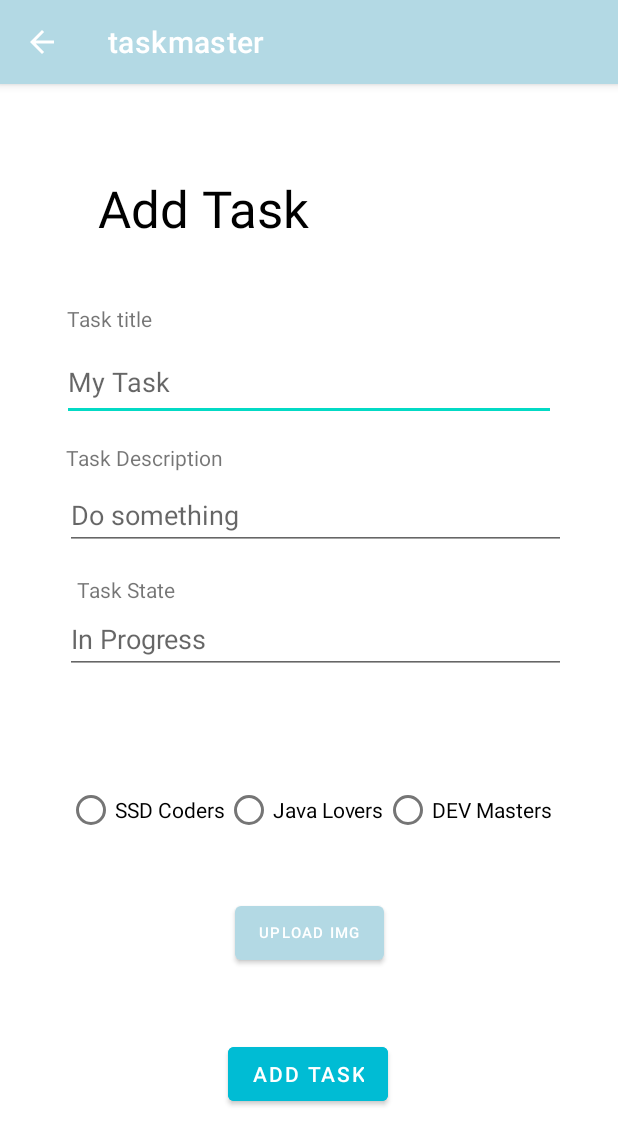
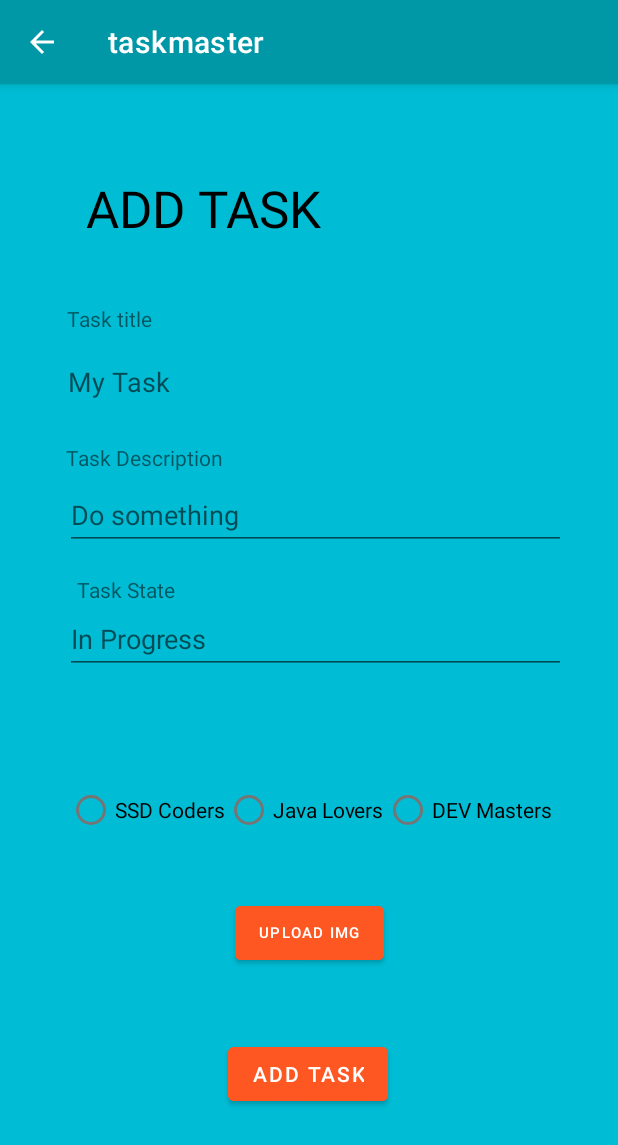
Before and after one commit to abdelqader-alomari/taskmaster, an Android app: the AddTask screen opened directly, with no data from a screen before it, on a phone screen of 412 x 824 dp. Shown: the top 1145 px of the screen. Run offline under Robolectric (Android 15) with nearby library versions, the phone set to English and light mode, and no system bars; libraries missing offline, so code that uses them is left out: com.amplifyframework.analytics, com.amplifyframework.api, com.amplifyframework.core; 3 statements that could not run were skipped.

Commit message:
lab 44 done

```diff
--- a/app/src/main/res/layout/activity_add_task.xml
+++ b/app/src/main/res/layout/activity_add_task.xml
@@ -4,6 +4,7 @@
     xmlns:tools="http://schemas.android.com/tools"
     android:layout_width="match_parent"
     android:layout_height="match_parent"
+    android:background="@color/primary"
     tools:context=".AddTask">
 
     <TextView
@@ -13,7 +14,7 @@
         android:layout_marginStart="65dp"
         android:layout_marginTop="60dp"
         android:layout_marginEnd="206dp"
-        android:text="Add Task"
+        android:text="@string/add_task"
         android:textColor="@color/black"
         android:textSize="34sp"
         app:layout_constraintEnd_toEndOf="parent"
@@ -28,7 +29,7 @@
         android:layout_marginTop="68dp"
         android:layout_marginEnd="40dp"
         android:ems="10"
-        android:hint="My Task"
+        android:hint="@string/my_task"
         android:inputType="textPersonName"
         app:layout_constraintEnd_toEndOf="parent"
         app:layout_constraintStart_toStartOf="parent"
@@ -39,8 +40,8 @@
         android:layout_width="wrap_content"
         android:layout_height="wrap_content"
         android:layout_marginTop="184dp"
-        android:backgroundTint="@color/button1"
-        android:text="ADD TASK"
+        android:backgroundTint="@color/accent"
+        android:text="@string/add_task"
         app:layout_constraintBottom_toBottomOf="parent"
         app:layout_constraintEnd_toEndOf="parent"
         app:layout_constraintHorizontal_bias="0.498"
@@ -55,7 +56,7 @@
         android:layout_marginStart="6dp"
         android:layout_marginTop="16dp"
         android:layout_marginBottom="1dp"
-        android:text="Task Description"
+        android:text="@string/task_description"
         app:layout_constraintBottom_toTopOf="@+id/taskDescriptionInput"
         app:layout_constraintEnd_toEndOf="parent"
         app:layout_constraintHorizontal_bias="0.525"
@@ -70,7 +71,7 @@
         android:layout_marginTop="40dp"
         android:layout_marginEnd="16dp"
         android:ems="10"
-        android:hint="Do something"
+        android:hint="@string/do_something"
         android:inputType="textPersonName"
         app:layout_constraintEnd_toEndOf="parent"
         app:layout_constraintHorizontal_bias="0.6"
@@ -85,7 +86,7 @@
         android:layout_marginTop="112dp"
         android:layout_marginEnd="16dp"
         android:ems="10"
-        android:hint="In Progress"
+        android:hint="@string/in_progress"
         android:inputType="textPersonName"
         app:layout_constraintBottom_toBottomOf="parent"
         app:layout_constraintEnd_toEndOf="parent"
@@ -101,7 +102,7 @@
         android:layout_marginStart="5dp"
         android:layout_marginTop="48dp"
         android:layout_marginBottom="1dp"
-        android:text="Task title"
+        android:text="@string/task_title"
         app:layout_constraintBottom_toTopOf="@+id/taskTitleInput"
         app:layout_constraintEnd_toEndOf="parent"
         app:layout_constraintStart_toStartOf="parent"
@@ -116,7 +117,7 @@
         android:layout_marginTop="24dp"
         android:layout_marginEnd="300dp"
         android:layout_marginBottom="8dp"
-        android:text="Task State"
+        android:text="@string/task_state"
         app:layout_constraintBottom_toTopOf="@+id/taskStateInput"
         app:layout_constraintEnd_toEndOf="parent"
         app:layout_constraintStart_toStartOf="parent"
@@ -137,32 +138,34 @@
             android:id="@+id/radioButton1"
             android:layout_width="match_parent"
             android:layout_height="wrap_content"
-            android:text="SSD Coders" />
+            android:text="@string/ssd_coders" />
 
         <RadioButton
             android:id="@+id/radioButton2"
             android:layout_width="match_parent"
             android:layout_height="wrap_content"
-            android:text="Java Lovers" />
+            android:text="@string/java_lovers" />
 
         <RadioButton
             android:id="@+id/radioButton3"
             android:layout_width="match_parent"
             android:layout_height="wrap_content"
-            android:text="DEV Masters" />
+            android:text="@string/dev_masters" />
     </RadioGroup>
 
     <Button
         android:id="@+id/uploadImg"
         android:layout_width="wrap_content"
         android:layout_height="wrap_content"
-        android:text="upload img"
+        android:text="@string/upload_img"
         android:textSize="10sp"
         app:layout_constraintBottom_toBottomOf="parent"
         app:layout_constraintEnd_toEndOf="parent"
         app:layout_constraintStart_toStartOf="parent"
         app:layout_constraintTop_toBottomOf="@+id/radioGroup2"
-        app:layout_constraintVertical_bias="0.16" />
+        app:layout_constraintVertical_bias="0.16"
+        android:backgroundTint="@color/accent"
+        tools:ignore="SmallSp" />
 
     <ImageView
         android:id="@+id/imageView"
@@ -174,23 +177,4 @@
         app:layout_constraintStart_toStartOf="parent"
         app:layout_constraintTop_toTopOf="parent"
         app:layout_constraintVertical_bias="0.838" />
-
-<!--    <EditText-->
-<!--        android:id="@+id/taskLocation"-->
-<!--        android:layout_width="334dp"-->
-<!--        android:layout_height="46dp"-->
-<!--        android:layout_marginStart="16dp"-->
-<!--        android:layout_marginTop="112dp"-->
-<!--        android:layout_marginEnd="16dp"-->
-<!--        android:ems="10"-->
-<!--        android:hint="taskLocation"-->
-<!--        android:inputType="textPersonName"-->
-<!--        app:layout_constraintBottom_toBottomOf="parent"-->
-<!--        app:layout_constraintEnd_toEndOf="parent"-->
-<!--        app:layout_constraintHorizontal_bias="0.622"-->
-<!--        app:layout_constraintStart_toStartOf="parent"-->
-<!--        app:layout_constraintTop_toBottomOf="@+id/taskTitleInput"-->
-<!--        app:layout_constraintVertical_bias="0.158" />-->
-
-
 </androidx.constraintlayout.widget.ConstraintLayout>
--- a/app/src/main/res/layout/activity_all_tasks.xml
+++ b/app/src/main/res/layout/activity_all_tasks.xml
@@ -4,13 +4,14 @@
     xmlns:tools="http://schemas.android.com/tools"
     android:layout_width="match_parent"
     android:layout_height="match_parent"
+    android:background="@color/primary"
     tools:context=".AllTasks">
 
     <TextView
         android:id="@+id/textView4"
         android:layout_width="wrap_content"
         android:layout_height="wrap_content"
-        android:text="All Tasks"
+        android:text="@string/all_tasks"
         android:textColor="#000000"
         android:textSize="24sp"
         app:layout_constraintBottom_toBottomOf="parent"
@@ -29,6 +30,7 @@
         android:layout_marginStart="32dp"
         android:layout_marginEnd="32dp"
         android:layout_marginBottom="150dp"
+        android:background="@color/accent"
         app:layout_constraintBottom_toBottomOf="parent"
         app:layout_constraintEnd_toEndOf="parent"
         app:layout_constraintStart_toStartOf="parent"
--- a/app/src/main/res/layout/fragment_task.xml
+++ b/app/src/main/res/layout/fragment_task.xml
@@ -4,7 +4,8 @@
     xmlns:tools="http://schemas.android.com/tools"
     android:layout_width="match_parent"
     android:layout_height="wrap_content"
-    tools:context=".TaskFragment">
+    >
+<!--    tools:context=".AddTask"-->
 
     <androidx.constraintlayout.widget.ConstraintLayout
         android:id="@+id/ConstraintLayout"
--- a/app/src/main/res/values/colors.xml
+++ b/app/src/main/res/values/colors.xml
@@ -3,9 +3,10 @@
     <color name="purple_200">#FFBB86FC</color>
     <color name="purple_500">#FF6200EE</color>
     <color name="purple_700">#FF3700B3</color>
-    <color name="teal_200">#FF03DAC5</color>
-    <color name="teal_700">#FF018786</color>
+    <color name="primary">#00BCD4</color>
+    <color name="darkPrimary">#0097A7</color>
     <color name="black">#FF000000</color>
     <color name="white">#FFFFFFFF</color>
-    <color name="button1">#00BCD4</color>
+    <color name="accent">#FF5722</color>
+    <color name="teal_200">#777</color>
 </resources>
--- a/app/src/main/res/values/strings.xml
+++ b/app/src/main/res/values/strings.xml
@@ -4,5 +4,34 @@
     <string name="hello_blank_fragment">Hello blank fragment</string>
     <string name="channel_name">Task Master</string>
     <string name="channel_description">Notifications for Task Master</string>
+    <string name="task_description">Task Description</string>
+    <string name="add_task">ADD TASK</string>
+    <string name="do_something">Do something</string>
+    <string name="in_progress">In Progress</string>
+    <string name="task_title">Task title</string>
+    <string name="task_state">Task State</string>
+    <string name="ssd_coders">SSD Coders</string>
+    <string name="java_lovers">Java Lovers</string>
+    <string name="dev_masters">DEV Masters</string>
+    <string name="upload_img">upload img</string>
+    <string name="all_tasks">All Tasks</string>
+    <string name="confirm_your_email">Confirm Your Email</string>
+    <string name="confirmation_code">Confirmation Code</string>
+    <string name="confirm">Confirm</string>
+    <string name="my_tasks">My Tasks</string>
+    <string name="my_team">My Team</string>
+    <string name="create_new_account">Create New Account</string>
+    <string name="username">Username</string>
+    <string name="email">Email</string>
+    <string name="password">Password</string>
+    <string name="register">Register</string>
+    <string name="have_already_an_account">Have already an account?</string>
+    <string name="save">Save</string>
+    <string name="settings_page">Settings Page</string>
+    <string name="kindly_enter_your_username">Kindly enter your username</string>
+    <string name="choose_your_team">Choose Your Team</string>
+    <string name="lorem_ipsum">lorem ipsum</string>
+    <string name="download_file">download_file</string>
+    <string name="my_task">My Task</string>
 
 </resources>
--- a/app/src/main/res/values/themes.xml
+++ b/app/src/main/res/values/themes.xml
@@ -2,12 +2,12 @@
     <!-- Base application theme. -->
     <style name="Theme.Taskmaster" parent="Theme.MaterialComponents.DayNight.DarkActionBar">
         <!-- Primary brand color. -->
-        <item name="colorPrimary">#B3D9E4</item>
-        <item name="colorPrimaryVariant">#FFC107</item>
+        <item name="colorPrimary">@color/darkPrimary</item>
+        <item name="colorPrimaryVariant">#757575</item>
         <item name="colorOnPrimary">@color/white</item>
         <!-- Secondary brand color. -->
-        <item name="colorSecondary">@color/teal_200</item>
-        <item name="colorSecondaryVariant">@color/teal_700</item>
+        <item name="colorSecondary">@color/primary</item>
+        <item name="colorSecondaryVariant">@color/darkPrimary</item>
         <item name="colorOnSecondary">@color/black</item>
         <!-- Status bar color. -->
         <item name="android:statusBarColor" tools:targetApi="l">?attr/colorPrimaryVariant</item>
```
Also changed, not shown: app/src/main/res/layout/activity_confirm.xml (+5 -4 lines), app/src/main/res/layout/activity_login.xml (+4 -3 lines), app/src/main/res/layout/activity_main.xml (+8 -7 lines), app/src/main/res/layout/activity_register.xml (+10 -9 lines), app/src/main/res/layout/activity_settings_page.xml (+10 -9 lines), app/src/main/res/layout/activity_task_detail_page.xml (+14 -13 lines), app/src/main/res/layout/list_item.xml (+6 -5 lines), 2 other files.
